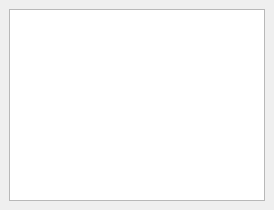
This is cad/plugins/NanoVision-1/src/LogHandlerWidget.ui in kanzure/nanoengineer as Qt 5 draws it before an edit. The edited form follows.
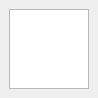
This is the edited form.

Commit message: Added color and auto-raising to the docked logging window.

Diff of the .ui file:
```diff
--- a/cad/plugins/NanoVision-1/src/LogHandlerWidget.ui
+++ b/cad/plugins/NanoVision-1/src/LogHandlerWidget.ui
@@ -1,10 +1,18 @@
 <ui version="4.0" >
  <class>LogHandlerWidget</class>
  <widget class="QWidget" name="LogHandlerWidget" >
+  <property name="geometry" >
+   <rect>
+    <x>0</x>
+    <y>0</y>
+    <width>98</width>
+    <height>98</height>
+   </rect>
+  </property>
   <property name="windowTitle" >
    <string>Form</string>
   </property>
-  <layout class="QHBoxLayout" >
+  <layout class="QVBoxLayout" >
    <property name="margin" >
     <number>9</number>
    </property>
@@ -13,9 +21,23 @@
    </property>
    <item>
     <widget class="QTextEdit" name="textEdit" >
+     <property name="sizePolicy" >
+      <sizepolicy>
+       <hsizetype>7</hsizetype>
+       <vsizetype>7</vsizetype>
+       <horstretch>0</horstretch>
+       <verstretch>0</verstretch>
+      </sizepolicy>
+     </property>
+     <property name="minimumSize" >
+      <size>
+       <width>0</width>
+       <height>0</height>
+      </size>
+     </property>
      <property name="font" >
       <font>
-       <pointsize>8</pointsize>
+       <pointsize>13</pointsize>
       </font>
      </property>
      <property name="readOnly" >
```
The commit also changes 4 other files.
